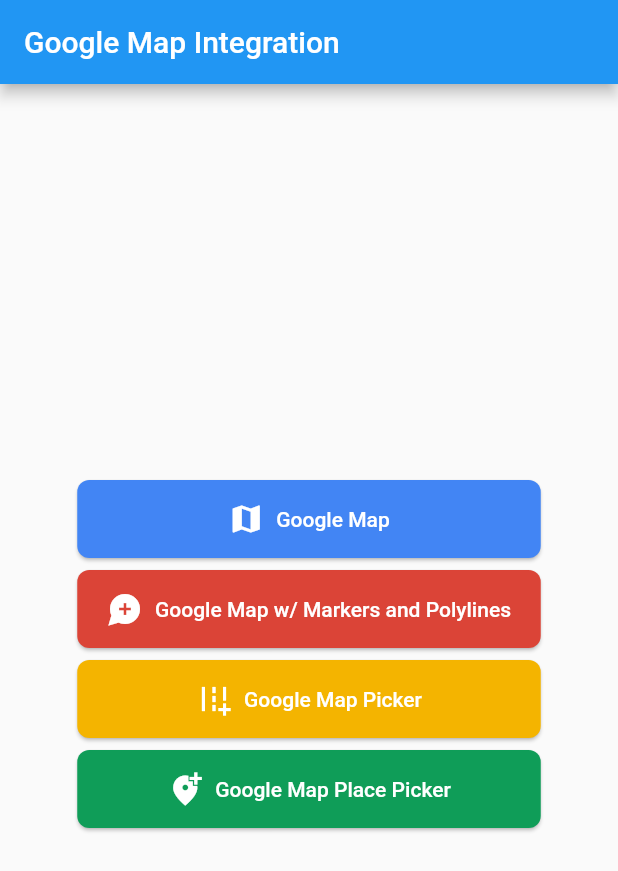
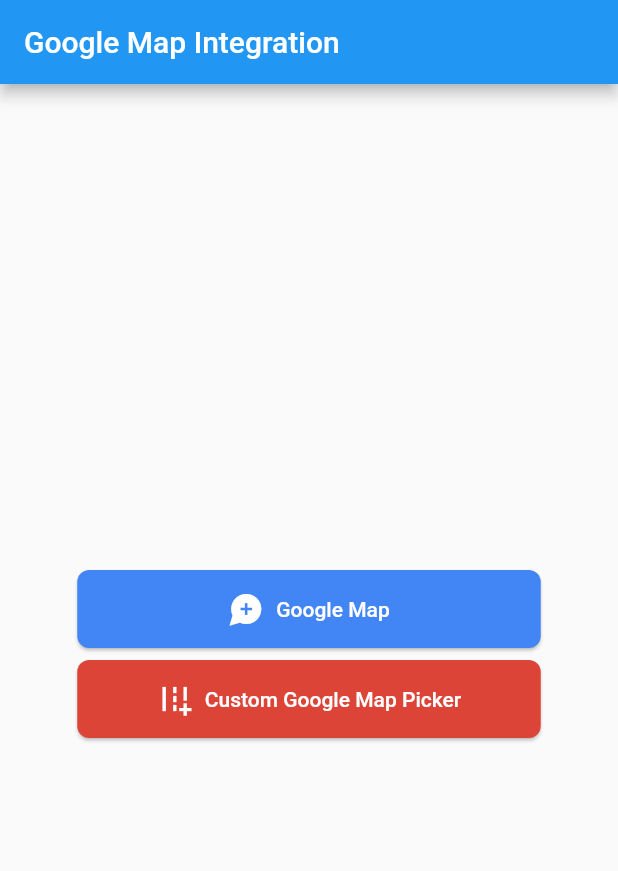
Before and after one commit to Arlovzki/google_map_integration_flutter, a Flutter app: the screen it shows after launch, on a phone screen of 412 x 824 dp. Shown: the top 871 px of the screen. Run offline on Flutter 3.47's test engine with Material 2 defaults, Android fonts, the phone set to English and light mode, and no system bars; our stand-ins replace bloc, flutter_bloc, geolocator, google_maps_flutter, location, page_transition and 2 more; missing offline and left inert: flutter_polyline_points, google_maps_place_picker, google_maps_webservice, maps_toolkit, ndialog, place_picker.

Commit message:
package changes

```diff
--- a/lib/screens/home_screen/home_screen.dart
+++ b/lib/screens/home_screen/home_screen.dart
@@ -1,3 +1,4 @@
+import 'package:custom_place_picker/custom_place_picker.dart';
 import 'package:flutter/material.dart';
 import 'package:flutter_bloc/flutter_bloc.dart';
 import 'package:google_map_flutter/blocs/google_map/google_map_bloc.dart';
@@ -6,6 +7,7 @@ import 'package:google_map_flutter/constants/app_router.dart';
 import 'package:google_map_flutter/elements/custom_primary_button.dart';
 import 'package:google_maps_flutter/google_maps_flutter.dart';
 import 'package:google_maps_place_picker/google_maps_place_picker.dart';
+import 'package:google_maps_webservice/places.dart';
 import 'package:ndialog/ndialog.dart';
 import 'package:place_picker/place_picker.dart' as place_picker2;
 
@@ -35,7 +37,8 @@ class _HomeScreenState extends State<HomeScreen> {
               CustomPrimaryButton(
                 onPressed: () {
                   BlocProvider.of<GoogleMapBloc>(context).add(GetGoogleMap());
-                  Navigator.pushNamed(context, AppRouter.googleMap);
+                  Navigator.pushNamed(
+                      context, AppRouter.googleMapWithMarkersPolylines);
                 },
                 padding: EdgeInsets.only(bottom: 8.0),
                 buttonColor: Color(0xFF4285F4),
@@ -45,7 +48,7 @@ class _HomeScreenState extends State<HomeScreen> {
                     Padding(
                       padding: EdgeInsets.only(right: 8.0),
                       child: Icon(
-                        Icons.map,
+                        Icons.maps_ugc,
                         color: Colors.white,
                       ),
                     ),
@@ -60,38 +63,16 @@ class _HomeScreenState extends State<HomeScreen> {
               ),
               CustomPrimaryButton(
                 onPressed: () {
-                  BlocProvider.of<GoogleMapBloc>(context).add(GetGoogleMap());
-                  Navigator.pushNamed(
-                      context, AppRouter.googleMapWithMarkersPolylines);
-                },
-                padding: EdgeInsets.only(bottom: 8.0),
-                buttonColor: Color(0xFFDB4437),
-                child: Row(
-                  mainAxisSize: MainAxisSize.min,
-                  children: [
-                    Padding(
-                      padding: EdgeInsets.only(right: 8.0),
-                      child: Icon(
-                        Icons.maps_ugc,
-                        color: Colors.white,
-                      ),
-                    ),
-                    Text(
-                      'Google Map w/ Markers and Polylines',
-                      style: TextStyle(
-                        color: Colors.white,
-                      ),
-                    ),
-                  ],
-                ),
-              ),
-              CustomPrimaryButton(
-                onPressed: () {
                   Navigator.push(
                     context,
                     MaterialPageRoute(
-                      builder: (context) => PlacePicker(
+                      builder: (context) => CustomPlacePicker(
                         apiKey: Config.apiKey, // Put YOUR OWN KEY here.
+                        usePlaceDetailSearch: true,
+                        forceSearchOnZoomChanged: true,
+                        showNearbyPlaces: true,
+                        region: "ph",
+                        autocompleteComponents: [Component("country", "ph")],
                         onPlacePicked: (result) {
                           print(result.formattedAddress);
                           Navigator.of(context).pop();
@@ -114,7 +95,7 @@ class _HomeScreenState extends State<HomeScreen> {
                   );
                 },
                 padding: EdgeInsets.only(bottom: 8.0),
-                buttonColor: Color(0xFFF4B400),
+                buttonColor: Color(0xFFDB4437),
                 child: Row(
                   mainAxisSize: MainAxisSize.min,
                   children: [
@@ -126,42 +107,7 @@ class _HomeScreenState extends State<HomeScreen> {
                       ),
                     ),
                     Text(
-                      'Google Map Picker',
-                      style: TextStyle(
-                        color: Colors.white,
-                      ),
-                    ),
-                  ],
-                ),
-              ),
-              CustomPrimaryButton(
-                onPressed: () async {
-                  place_picker2.LocationResult result =
-                      await Navigator.of(context).push(MaterialPageRoute(
-                          builder: (context) => place_picker2.PlacePicker(
-                                Config.apiKey,
-                                displayLocation: LatLng(14.3710, 120.8241),
-                              )));
-
-                  _showDialog(
-                      name: result.name,
-                      location: result.formattedAddress,
-                      latLng: result.latLng);
-                },
-                padding: EdgeInsets.only(bottom: 8.0),
-                buttonColor: Color(0xFF0F9D58),
-                child: Row(
-                  mainAxisSize: MainAxisSize.min,
-                  children: [
-                    Padding(
-                      padding: EdgeInsets.only(right: 8.0),
-                      child: Icon(
-                        Icons.add_location_alt,
-                        color: Colors.white,
-                      ),
-                    ),
-                    Text(
-                      'Google Map Place Picker',
+                      'Custom Google Map Picker',
                       style: TextStyle(
                         color: Colors.white,
                       ),
--- a/packages/custom_google_widgets/lib/custom_google_widgets.dart
+++ /dev/null
@@ -1 +0,0 @@
-library custom_google_widgets;
--- a/packages/custom_place_picker-1.0.0/lib/src/models/pick_result.dart
+++ b/packages/custom_place_picker-1.0.0/lib/src/models/pick_result.dart
@@ -1,3 +1,5 @@
+import 'package:custom_place_picker/src/controllers/autocomplete_search_controller.dart';
+import 'package:custom_place_picker/src/controllers/get_alpha_code.dart';
 import 'package:google_maps_webservice/geocoding.dart';
 import 'package:google_maps_webservice/places.dart';
 
--- a/packages/custom_place_picker-1.0.0/pubspec.yaml
+++ b/packages/custom_place_picker-1.0.0/pubspec.yaml
@@ -19,6 +19,7 @@ dependencies:
   http: ^0.12.0+4
 
 
+
 dev_dependencies:
   flutter_test:
     sdk: flutter
--- a/pubspec.yaml
+++ b/pubspec.yaml
@@ -36,6 +36,8 @@ dependencies:
   geocoder: ^0.2.1
   flutter_polyline_points: ^0.2.4
   maps_toolkit: ^1.1.0+2
+  google_maps_webservice: ^0.0.18
+
 
 
 
```
Also changed, not shown: lib/constants/app_router.dart (+1 -8 lines), lib/screens/map_screen/gm_with_markers_polylines.dart (+5 -9 lines), lib/screens/map_screen/google_map.dart (deleted, +0 -74 lines), packages/custom_google_widgets/pubspec.yaml (deleted, +0 -26 lines), packages/custom_place_picker-1.0.0/lib/providers/place_provider.dart (+14 -0 lines), packages/custom_place_picker-1.0.0/lib/src/controllers/autocomplete_search_controller.dart (+8 -0 lines), packages/custom_place_picker-1.0.0/lib/src/controllers/get_alpha_code.dart (added, +20 -0 lines), packages/custom_place_picker-1.0.0/lib/src/google_map_place_picker.dart (+119 -50 lines), packages/custom_place_picker-1.0.0/lib/src/place_picker.dart (+34 -0 lines), packages/custom_google_widgets/pubspec.lock (deleted), pubspec.lock.
